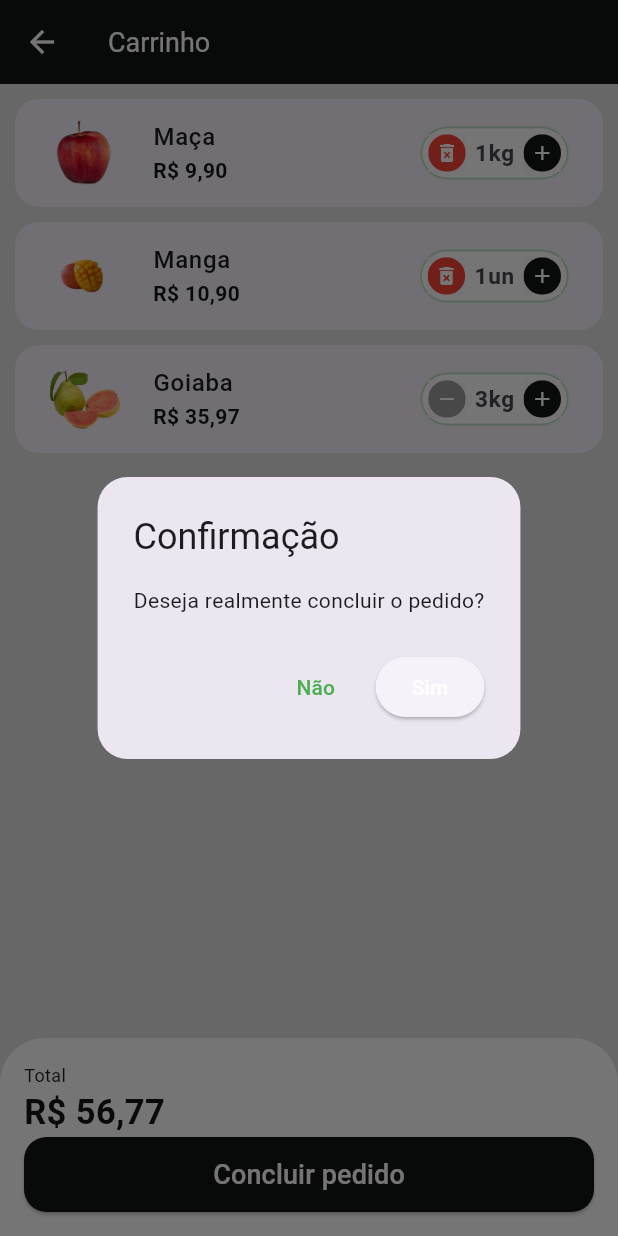
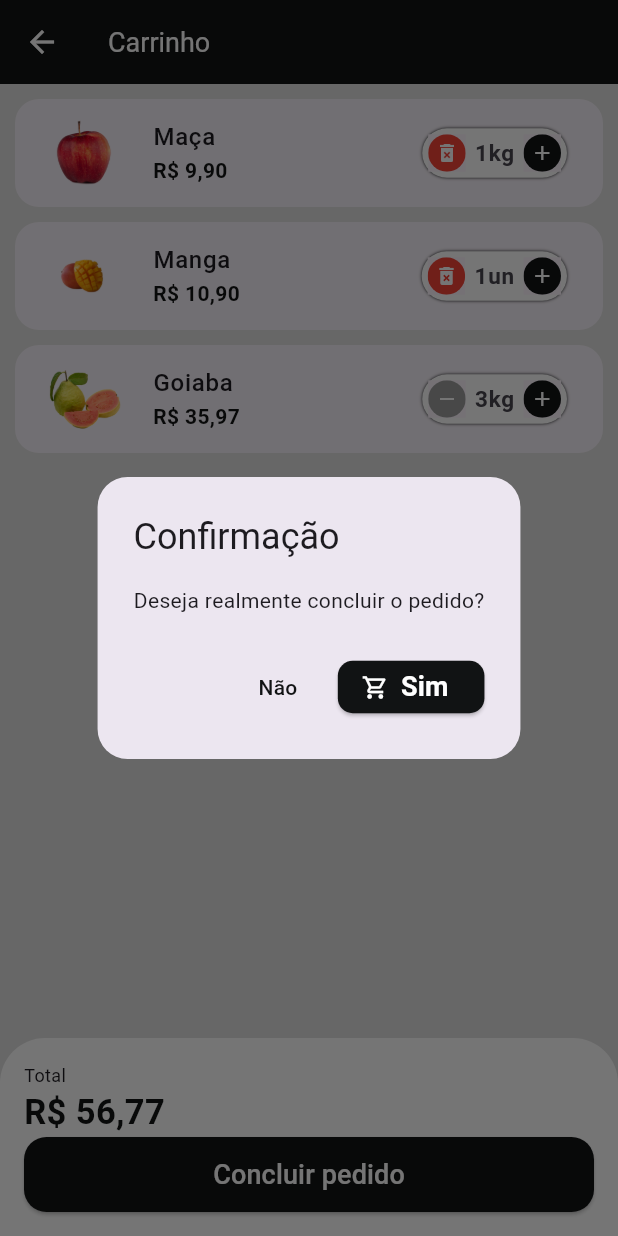
Before and after one commit to lguilherme44/quitanda-flutter, a Flutter app: the CartTab screen opened directly, after a tap on "Concluir pedido", on a phone screen of 412 x 824 dp. Run offline on Flutter 3.47's test engine with Material 3 defaults, Android fonts, the phone set to English and light mode, and no system bars; our stand-ins replace animated_text_kit, flutter_dotenv, fluttertoast, google_fonts, loading_animation_widget, mask_text_input_formatter and 1 more; missing offline and left inert: auth0_flutter; accounts and stored records are empty; Roboto replaces fonts that are missing (Abel).

Commit message:
- refactor colors app;

```diff
--- a/lib/src/app.dart
+++ b/lib/src/app.dart
@@ -25,7 +25,7 @@ class AppWidget extends StatelessWidget {
           '/callback': (context) => const HomeTab(),
         },
         theme: ThemeData(
-          textTheme: GoogleFonts.abelTextTheme(),
+          textTheme: GoogleFonts.robotoTextTheme(),
           textSelectionTheme: const TextSelectionThemeData(
             cursorColor: Colors.grey,
           ),
--- a/lib/src/pages/cart/cart_tab.dart
+++ b/lib/src/pages/cart/cart_tab.dart
@@ -1,6 +1,7 @@
 import 'package:flutter/material.dart';
 import 'package:goya/src/config/custom_colors.dart';
 import 'package:goya/src/pages/cart/components/cart_tile.dart';
+import 'package:goya/src/shared/components/custom_button.dart';
 import 'package:goya/src/utils/utils_services.dart';
 
 import '../../domain/models/cart_item_model.dart';
@@ -125,20 +126,15 @@ class _CartTabState extends State<CartTab> {
                   onPressed: () {
                     Navigator.of(context).pop(false);
                   },
-                  child:
-                      const Text('Não', style: TextStyle(color: Colors.green)),
+                  child: Text(
+                    'Não',
+                    style: TextStyle(color: CustomColors.customSwatchColor),
+                  ),
                 ),
-                ElevatedButton(
-                  style: ElevatedButton.styleFrom(
-                      shape: RoundedRectangleBorder(
-                          borderRadius: BorderRadius.circular(20))),
-                  onPressed: () {
-                    Navigator.of(context).pop(true);
-                  },
-                  child: const Text(
-                    'Sim',
-                    style: TextStyle(color: Colors.white),
-                  ),
+                CustomButton(
+                  height: 35,
+                  onPressed: () => Navigator.of(context).pop(true),
+                  textButton: 'Sim',
                 ),
               ]);
         });
--- a/lib/src/pages/common_widgets/quantity_widget.dart
+++ b/lib/src/pages/common_widgets/quantity_widget.dart
@@ -24,9 +24,8 @@ class QuantityWidget extends StatelessWidget {
           borderRadius: BorderRadius.circular(50),
           boxShadow: [
             BoxShadow(
-              color: Colors.green.shade300,
-              spreadRadius: 0.5,
-              blurRadius: 0.5,
+              color: CustomColors.customSwatchColor,
+              blurRadius: 1,
             )
           ]),
       child: Row(
--- a/lib/src/pages/profile/profile_tab.dart
+++ b/lib/src/pages/profile/profile_tab.dart
@@ -1,4 +1,5 @@
 import 'package:flutter/material.dart';
+import 'package:goya/src/config/custom_colors.dart';
 import 'package:goya/src/pages/auth/sign_controller.dart';
 import 'package:goya/src/pages/common_widgets/custom_text_field.dart';
 import 'package:provider/provider.dart';
@@ -19,7 +20,10 @@ class ProfileTab extends StatelessWidget {
         actions: [
           IconButton(
             onPressed: () => controller.onLogoutMobile(),
-            icon: const Icon(Icons.logout),
+            icon: Icon(
+              Icons.logout,
+              color: CustomColors.customSecondaryColor,
+            ),
           )
         ],
       ),
```
Also changed, not shown: lib/src/pages/common_widgets/custom_text_field.dart (+5 -3 lines), lib/src/pages/product/product_screen.dart (+7 -12 lines).
